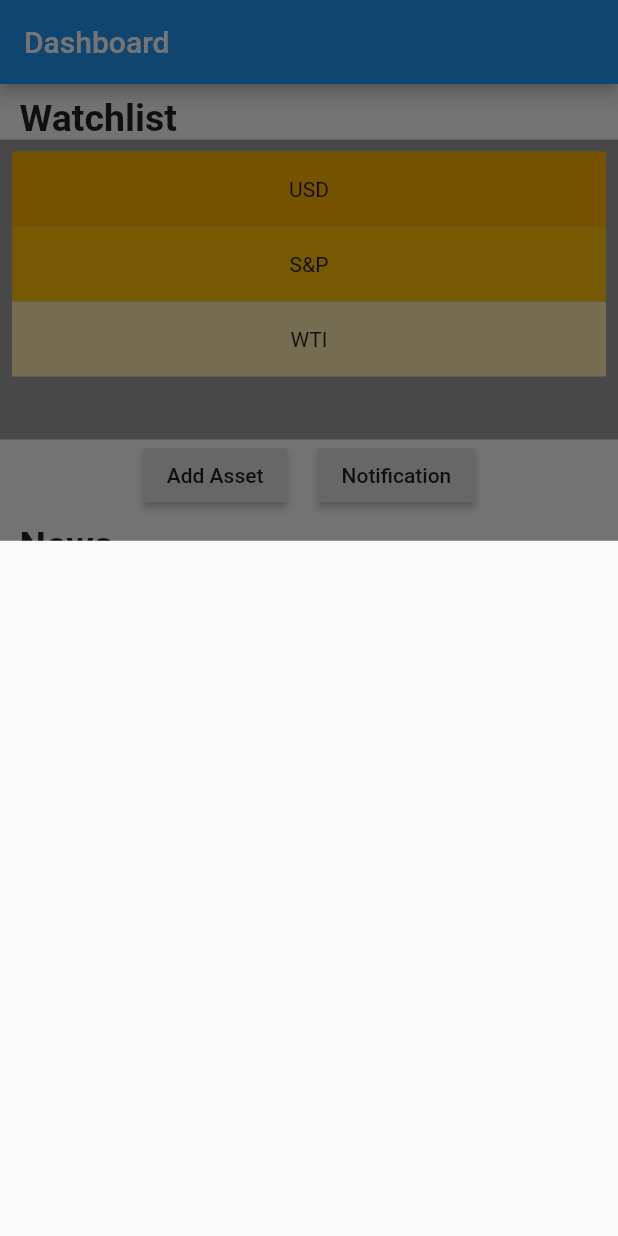
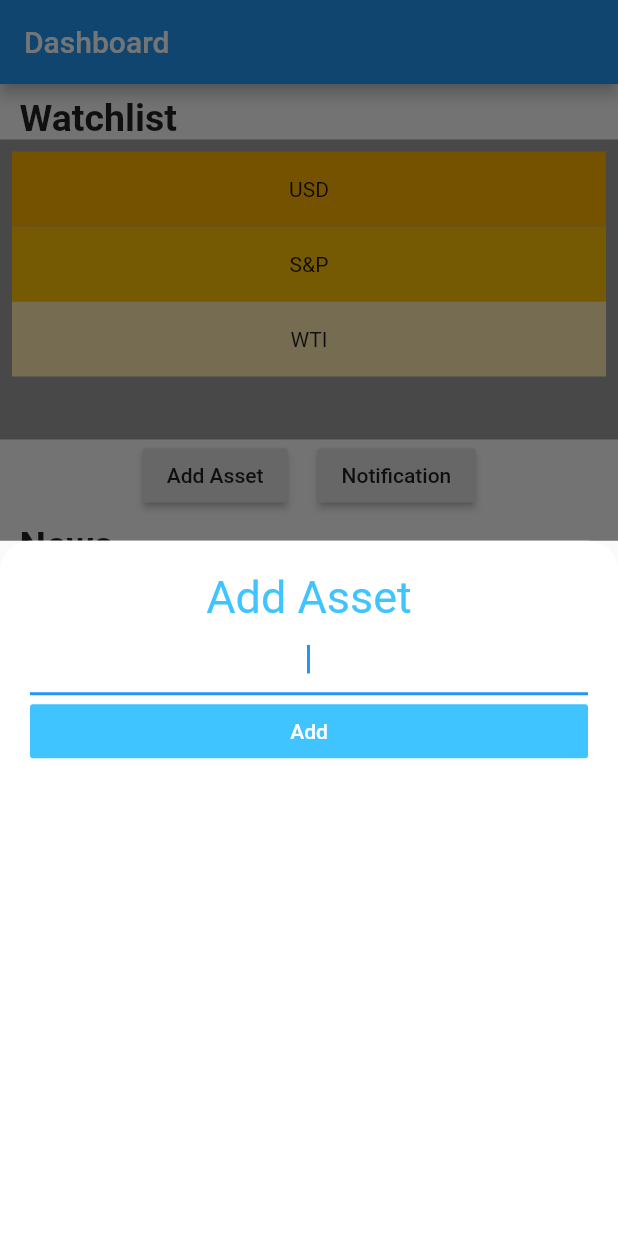
Before and after one commit to developerMoon/money_alarm, a Flutter app: the screen it shows after launch, after a tap on "Add Asset", on a phone screen of 412 x 824 dp. Run offline on Flutter 3.47's test engine with Material 2 defaults, Android fonts, the phone set to English and light mode, and no system bars.

Commit message:
add asset, asset_data, add_asset_screen

```diff
--- /dev/null
+++ b/lib/models/asset.dart
@@ -0,0 +1,6 @@
+class Asset {
+  final String name;
+  int price;
+
+  Asset({this.name, this.price});
+}
--- /dev/null
+++ b/lib/models/asset_data.dart
@@ -0,0 +1,20 @@
+import 'package:flutter/cupertino.dart';
+import 'package:money_alarm/models/asset.dart';
+import 'dart:collection';
+
+class AssetData extends ChangeNotifier {
+  List<Asset> _assets = [
+    Asset(name: 'USD'),
+    Asset(name: 'S&P'),
+  ];
+
+  UnmodifiableListView<Asset> get assets {
+    return UnmodifiableListView(_assets);
+  }
+
+  void addAsset(String newAssetName) {
+    final asset = Asset(name: newAssetName);
+    _assets.add(asset);
+    notifyListeners();
+  }
+}
--- a/lib/screens/add_asset_screen.dart
+++ b/lib/screens/add_asset_screen.dart
@@ -3,6 +3,52 @@ import 'package:flutter/material.dart';
 class AddAssetScreen extends StatelessWidget {
   @override
   Widget build(BuildContext context) {
-    return Container();
+    return Container(
+      child: Center(
+        child: Container(
+          padding: EdgeInsets.all(20.0),
+          decoration: BoxDecoration(
+            color: Colors.white,
+            borderRadius: BorderRadius.only(
+              topLeft: Radius.circular(20.0),
+              topRight: Radius.circular(20.0),
+            ),
+          ),
+          child: Column(
+            crossAxisAlignment: CrossAxisAlignment.stretch,
+            children: <Widget>[
+              Text(
+                'Add Asset',
+                textAlign: TextAlign.center,
+                style: TextStyle(
+                  color: Colors.lightBlueAccent,
+                  fontSize: 30.0,
+                ),
+              ),
+              TextField(
+                autofocus: true, //keyboard enabled, focusted
+                textAlign: TextAlign.center,
+                onChanged: (newText) {},
+              ),
+              FlatButton(
+                child: Text(
+                  'Add',
+                  style: TextStyle(
+                    color: Colors.white,
+                  ),
+                ),
+                color: Colors.lightBlueAccent,
+                onPressed: () {
+                  //add task
+//                  Provider.of<TaskData>(context, listen: false)
+//                      .addTask(newTaskTitle);
+                  Navigator.pop(context);
+                }, //onPressed is not added -> disabled
+              ),
+            ],
+          ),
+        ),
+      ),
+    );
   }
 }
```
